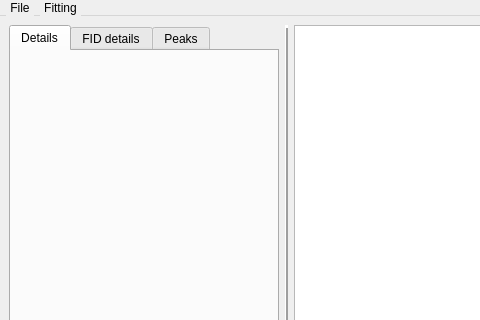
This is Qt/MainWindow.ui in laserkelvin/FTSpecViewer as Qt 5 draws it before an edit; both pictures show x 0 to 480 and y 0 to 320 of the 1280 by 780 pixel window. The edited form follows.
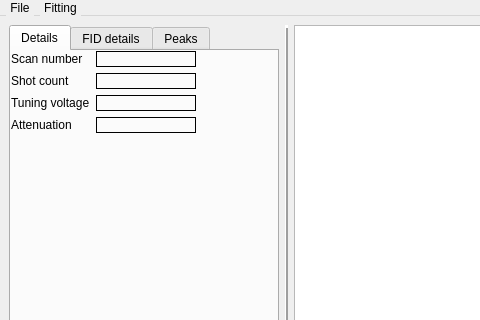
This is the edited form. The open tabs and pages were chosen to show the change. Custom widgets are drawn as their Qt base class.

Commit message: Fixed the FID processing The filtering and window functions are now operating as intended - a copy of the FID is made before every processing cycle, instead of direct changes to the array.

```diff
--- a/Qt/MainWindow.ui
+++ b/Qt/MainWindow.ui
@@ -53,6 +53,149 @@
        <attribute name="title">
         <string>Details</string>
        </attribute>
+       <widget class="QWidget" name="formLayoutWidget_3">
+        <property name="geometry">
+         <rect>
+          <x>0</x>
+          <y>0</y>
+          <width>292</width>
+          <height>681</height>
+         </rect>
+        </property>
+        <layout class="QFormLayout" name="formLayout_3">
+         <item row="0" column="0">
+          <widget class="QLabel" name="label_12">
+           <property name="text">
+            <string>Scan number</string>
+           </property>
+          </widget>
+         </item>
+         <item row="0" column="1">
+          <widget class="QLabel" name="labelScanNum">
+           <property name="minimumSize">
+            <size>
+             <width>100</width>
+             <height>0</height>
+            </size>
+           </property>
+           <property name="maximumSize">
+            <size>
+             <width>100</width>
+             <height>30</height>
+            </size>
+           </property>
+           <property name="frameShape">
+            <enum>QFrame::Box</enum>
+           </property>
+           <property name="lineWidth">
+            <number>1</number>
+           </property>
+           <property name="text">
+            <string/>
+           </property>
+           <property name="margin">
+            <number>50</number>
+           </property>
+          </widget>
+         </item>
+         <item row="1" column="0">
+          <widget class="QLabel" name="label_13">
+           <property name="text">
+            <string>Shot count</string>
+           </property>
+          </widget>
+         </item>
+         <item row="1" column="1">
+          <widget class="QLabel" name="labelShotCount">
+           <property name="minimumSize">
+            <size>
+             <width>100</width>
+             <height>0</height>
+            </size>
+           </property>
+           <property name="maximumSize">
+            <size>
+             <width>100</width>
+             <height>30</height>
+            </size>
+           </property>
+           <property name="frameShape">
+            <enum>QFrame::Box</enum>
+           </property>
+           <property name="text">
+            <string/>
+           </property>
+           <property name="margin">
+            <number>50</number>
+           </property>
+          </widget>
+         </item>
+         <item row="2" column="0">
+          <widget class="QLabel" name="label_14">
+           <property name="text">
+            <string>Tuning voltage</string>
+           </property>
+          </widget>
+         </item>
+         <item row="2" column="1">
+          <widget class="QLabel" name="labelTuning">
+           <property name="minimumSize">
+            <size>
+             <width>100</width>
+             <height>0</height>
+            </size>
+           </property>
+           <property name="maximumSize">
+            <size>
+             <width>100</width>
+             <height>30</height>
+            </size>
+           </property>
+           <property name="frameShape">
+            <enum>QFrame::Box</enum>
+           </property>
+           <property name="text">
+            <string/>
+           </property>
+           <property name="margin">
+            <number>50</number>
+           </property>
+          </widget>
+         </item>
+         <item row="3" column="0">
+          <widget class="QLabel" name="label_15">
+           <property name="text">
+            <string>Attenuation</string>
+           </property>
+          </widget>
+         </item>
+         <item row="3" column="1">
+          <widget class="QLabel" name="labelAttenuation">
+           <property name="minimumSize">
+            <size>
+             <width>100</width>
+             <height>0</height>
+            </size>
+           </property>
+           <property name="maximumSize">
+            <size>
+             <width>100</width>
+             <height>30</height>
+            </size>
+           </property>
+           <property name="frameShape">
+            <enum>QFrame::Box</enum>
+           </property>
+           <property name="text">
+            <string/>
+           </property>
+           <property name="margin">
+            <number>50</number>
+           </property>
+          </widget>
+         </item>
+        </layout>
+       </widget>
       </widget>
       <widget class="QWidget" name="tabFIDsettings">
        <attribute name="title">
```
Left out of the diff: 8 changed lines with no effect on the pictures. The commit also changes 7 other files.
